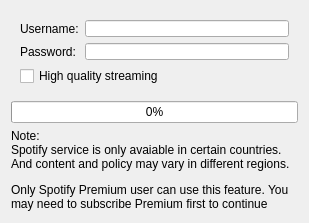
Before: the Qt Designer form src/core-impl/collections/spotifycollection/SpotifyConfigWidget.ui in KDE/amarok, drawn with Qt 5.
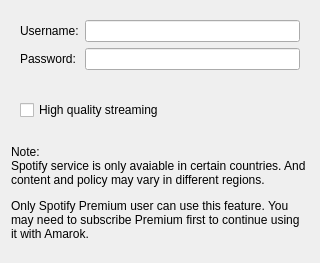
After: the same form once the commit is applied.

Commit message: Move resolver download progress in dedicated dialog.

```diff
--- a/src/core-impl/collections/spotifycollection/SpotifyConfigWidget.ui
+++ b/src/core-impl/collections/spotifycollection/SpotifyConfigWidget.ui
@@ -6,15 +6,15 @@
    <rect>
     <x>0</x>
     <y>0</y>
-    <width>309</width>
-    <height>223</height>
+    <width>320</width>
+    <height>263</height>
    </rect>
   </property>
   <property name="windowTitle">
    <string>Form</string>
   </property>
   <layout class="QGridLayout" name="gridLayout">
-   <item row="6" column="0">
+   <item row="4" column="0">
     <widget class="QLabel" name="lblNote">
      <property name="text">
       <string>&lt;html&gt;&lt;head/&gt;&lt;body&gt;&lt;p&gt;Note: &lt;br/&gt;Spotify service is only avaiable in certain countries. And content and policy may vary in different regions.&lt;/p&gt;&lt;p&gt;Only Spotify Premium user can use this feature. You may need to subscribe Premium first to continue using it with Amarok.&lt;/p&gt;&lt;/body&gt;&lt;/html&gt;</string>
@@ -24,33 +24,7 @@
      </property>
     </widget>
    </item>
-   <item row="5" column="0">
-    <widget class="QProgressBar" name="progDownload">
-     <property name="enabled">
-      <bool>true</bool>
-     </property>
-     <property name="maximum">
-      <number>1000</number>
-     </property>
-     <property name="value">
-      <number>0</number>
-     </property>
-    </widget>
-   </item>
    <item row="3" column="0">
-    <spacer name="verticalSpacer">
-     <property name="orientation">
-      <enum>Qt::Vertical</enum>
-     </property>
-     <property name="sizeHint" stdset="0">
-      <size>
-       <width>0</width>
-       <height>0</height>
-      </size>
-     </property>
-    </spacer>
-   </item>
-   <item row="4" column="0">
     <widget class="QFrame" name="frameMain">
      <layout class="QVBoxLayout" name="verticalLayout">
       <item>
```
The commit also changes 4 other files.
